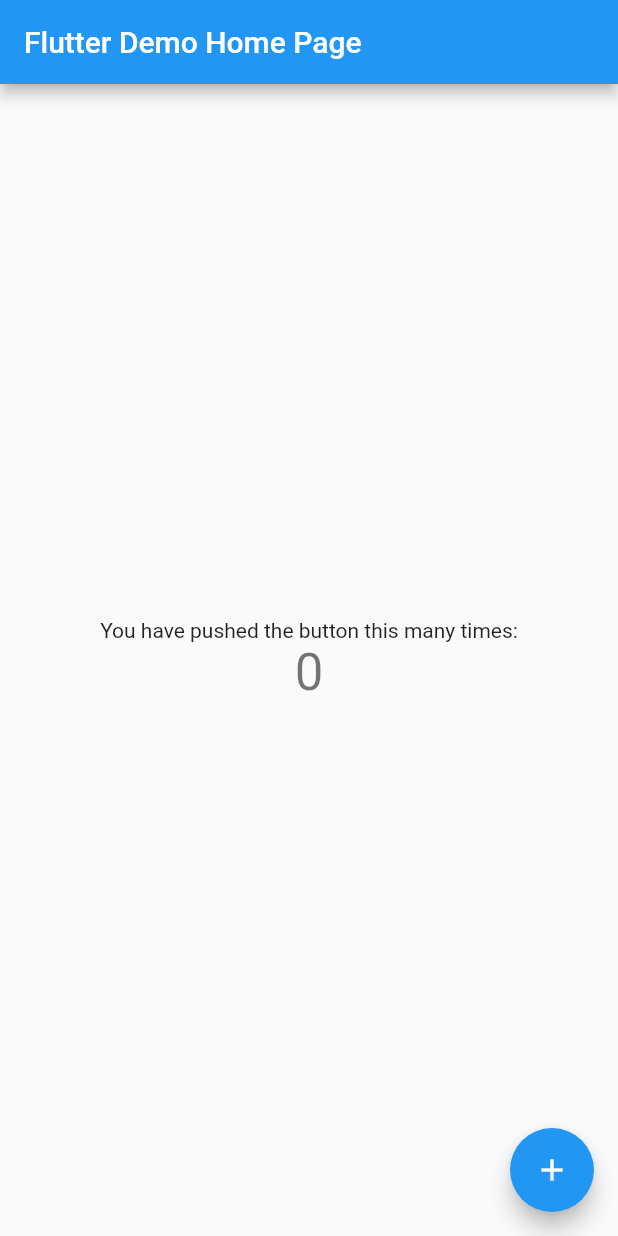
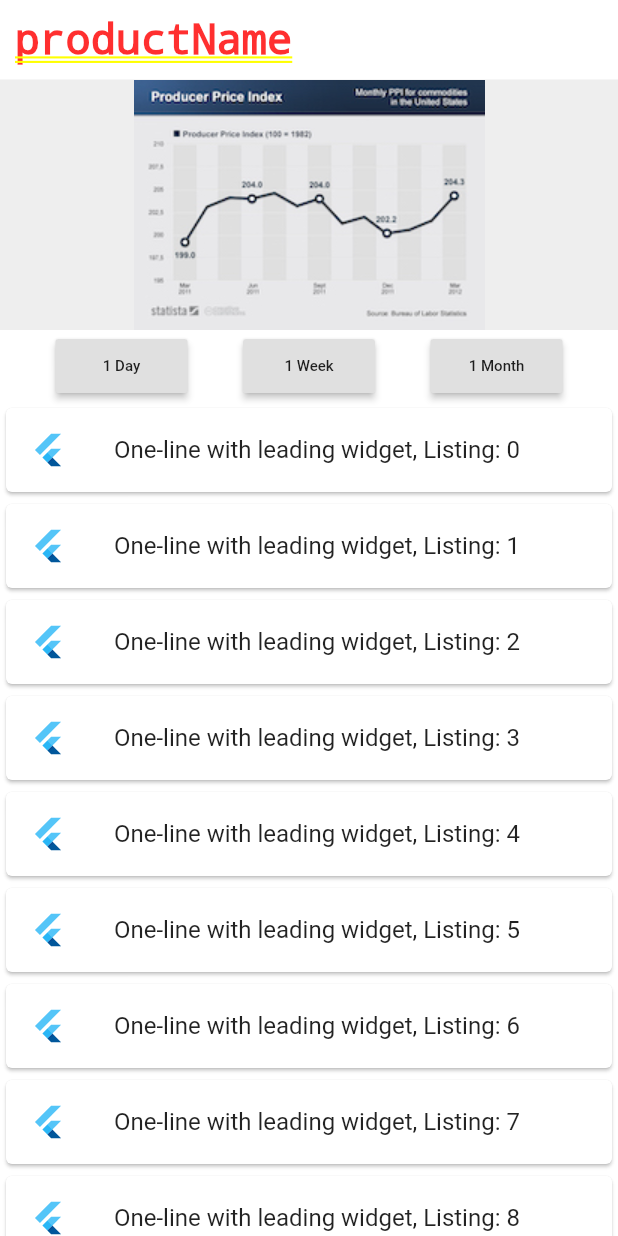
Before and after one commit to labusaid/HackUTD2021, a Flutter app: the screen it shows after launch, on a phone screen of 412 x 824 dp. Run offline on Flutter 3.47's test engine with Material 2 defaults, Android fonts, the phone set to English and light mode, and no system bars.

Commit message:
productScreen and associated widgets added

```diff
--- a/currensee/lib/main.dart
+++ b/currensee/lib/main.dart
@@ -1,3 +1,4 @@
+import 'package:currensee/screens/productScreen.dart';
 import 'package:flutter/material.dart';
 
 void main() {
@@ -26,7 +27,7 @@
         // closer together (more dense) than on mobile platforms.
         visualDensity: VisualDensity.adaptivePlatformDensity,
       ),
-      home: MyHomePage(title: 'Flutter Demo Home Page'),
+      home: ProductScreen(),
     );
   }
 }
--- /dev/null
+++ b/currensee/lib/screens/productScreen.dart
@@ -0,0 +1,19 @@
+import 'package:flutter/material.dart';
+import '../widgets/prNameHeader.dart';
+import '../widgets/graph.dart';
+import '../widgets/graphFilter.dart';
+import '../widgets/priceList.dart';
+
+class ProductScreen extends StatelessWidget {
+  @override
+  Widget build(BuildContext context) {
+    return ListView(
+      children: [
+        PrNameHeader('productName'),
+        Graph(),
+        GraphFilter(),
+        PriceList(),
+      ],
+    );
+  }
+}
--- /dev/null
+++ b/currensee/lib/widgets/graph.dart
@@ -0,0 +1,12 @@
+import 'package:flutter/material.dart';
+
+class Graph extends StatelessWidget {
+  @override
+  Widget build(BuildContext context) {
+    return Container(
+      color: Colors.grey[200],
+      child: new Image.asset('assets/graph.jpeg',),
+      alignment: Alignment.center,
+    );
+  }
+}
--- /dev/null
+++ b/currensee/lib/widgets/graphFilter.dart
@@ -0,0 +1,24 @@
+import 'package:flutter/material.dart';
+
+class GraphFilter extends StatelessWidget {
+  @override
+  Widget build(BuildContext context) {
+    return Row(
+      children: [
+         RaisedButton(
+            onPressed: () {},
+            child: const Text('1 Day', style: TextStyle(fontSize: 10)),
+          ),
+          RaisedButton(
+            onPressed: () {},
+            child: const Text('1 Week', style: TextStyle(fontSize: 10)),
+          ),
+          RaisedButton(
+            onPressed: () {},
+            child: const Text('1 Month', style: TextStyle(fontSize: 10)),
+          ),
+      ],
+      mainAxisAlignment: MainAxisAlignment.spaceEvenly,
+    );
+  }
+}
--- /dev/null
+++ b/currensee/lib/widgets/prNameHeader.dart
@@ -0,0 +1,19 @@
+import 'package:flutter/material.dart';
+
+class PrNameHeader extends StatelessWidget {
+  final String productName;
+
+  PrNameHeader(this.productName);
+
+  @override
+  Widget build(BuildContext context) {
+    return Container(
+      width: double.infinity,
+      margin: EdgeInsets.all(10),
+      child: Text(
+        productName,
+        style: TextStyle(fontSize: 28),
+      ),
+    );
+  }
+}
--- /dev/null
+++ b/currensee/lib/widgets/priceList.dart
@@ -0,0 +1,11 @@
+import 'package:currensee/widgets/pricetListing.dart';
+import 'package:flutter/material.dart';
+
+class PriceList extends StatelessWidget {
+  @override
+  Widget build(BuildContext context) {
+    return Column(
+      children: [ for (var i = 0; i < 10; i++) PriceListing(i)],
+    );
+  }
+}
--- /dev/null
+++ b/currensee/lib/widgets/pricetListing.dart
@@ -0,0 +1,18 @@
+import 'package:flutter/material.dart';
+
+class PriceListing extends StatelessWidget {
+  final int listingNo;
+
+  PriceListing(this.listingNo);
+
+  @override
+  Widget build(BuildContext context) {
+    return Card(
+      child: ListTile(
+        leading: FlutterLogo(),
+        title: Text('One-line with leading widget, Listing: ' + listingNo.toString()),
+        onTap: () => {},
+      )
+    );
+  }
+}
--- a/currensee/pubspec.yaml
+++ b/currensee/pubspec.yaml
@@ -43,6 +43,8 @@
   # included with your application, so that you can use the icons in
   # the material Icons class.
   uses-material-design: true
+  assets:
+    - ./assets/
 
   # To add assets to your application, add an assets section, like this:
   # assets:
```
Also changed, not shown: currensee/assets/graph.jpeg (added), 2 other files.
